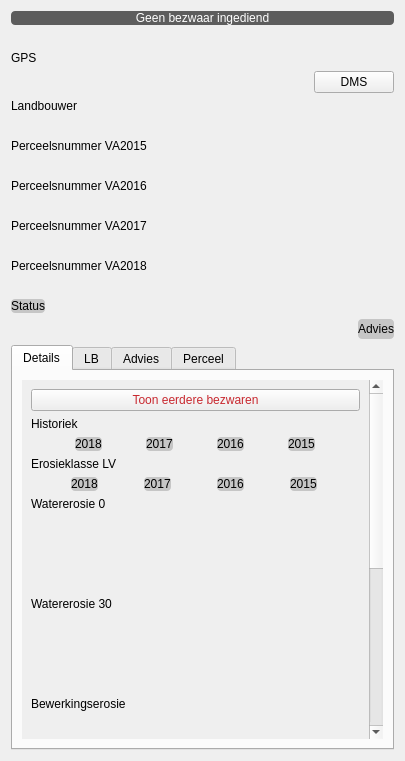
DOV-Vlaanderen/erosiebezwaren, file ui_parcelinfocontentwidget.ui: the form before one commit.
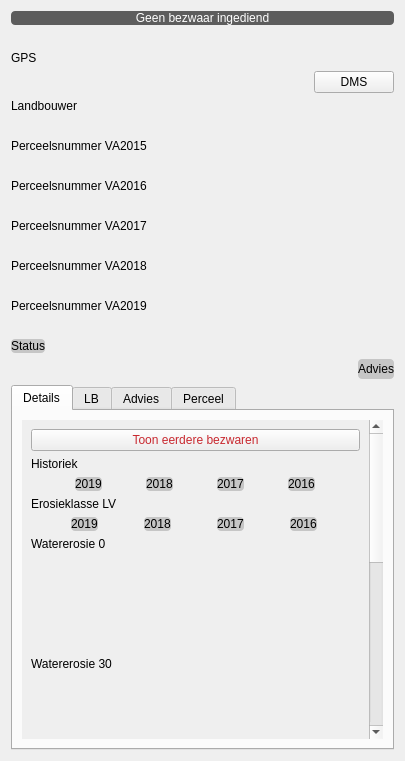
The form after the commit. Custom widgets are drawn as their Qt base class.

Patch:
```diff
--- a/ui_parcelinfocontentwidget.ui
+++ b/ui_parcelinfocontentwidget.ui
@@ -216,6 +216,29 @@
      </property>
     </widget>
    </item>
+   <item>
+    <widget class="QLabel" name="lb_perceelsnr_va2019">
+     <property name="text">
+      <string>Perceelsnummer VA2019</string>
+     </property>
+    </widget>
+   </item>
+   <item>
+    <widget class="QLabel" name="efw2_perceelsnr_va_2019">
+     <property name="styleSheet">
+      <string notr="true">* { font-style: italic; }</string>
+     </property>
+     <property name="text">
+      <string/>
+     </property>
+     <property name="indent">
+      <number>20</number>
+     </property>
+     <property name="buddy">
+      <cstring>lb_perceelsnr_va2019</cstring>
+     </property>
+    </widget>
+   </item>
    <item>
     <widget class="DefaultColorValueLabel" name="efw_advies_behandeld">
      <property name="sizePolicy">
@@ -345,6 +368,25 @@
              <property name="spacing">
               <number>0</number>
              </property>
+             <item>
+              <widget class="SensitivityColorLabel" name="efw_kleur_2019">
+               <property name="sizePolicy">
+                <sizepolicy hsizetype="Maximum" vsizetype="Preferred">
+                 <horstretch>0</horstretch>
+                 <verstretch>0</verstretch>
+                </sizepolicy>
+               </property>
+               <property name="styleSheet">
+                <string notr="true">* { background-color: #C6C6C6; color: black; border-radius: 4px;}</string>
+               </property>
+               <property name="text">
+                <string>2019</string>
+               </property>
+               <property name="margin">
+                <number>4</number>
+               </property>
+              </widget>
+             </item>
              <item>
               <widget class="SensitivityColorLabel" name="efw_kleur_2018">
                <property name="sizePolicy">
@@ -402,25 +444,6 @@
                </property>
               </widget>
              </item>
-             <item>
-              <widget class="SensitivityColorLabel" name="efw_kleur_2015">
-               <property name="sizePolicy">
-                <sizepolicy hsizetype="Maximum" vsizetype="Preferred">
-                 <horstretch>0</horstretch>
-                 <verstretch>0</verstretch>
-                </sizepolicy>
-               </property>
-               <property name="styleSheet">
-                <string notr="true">* { background-color: #C6C6C6; color: black; border-radius: 4px;}</string>
-               </property>
-               <property name="text">
-                <string>2015</string>
-               </property>
-               <property name="margin">
-                <number>4</number>
-               </property>
-              </widget>
-             </item>
             </layout>
            </item>
            <item>
@@ -432,6 +455,25 @@
            </item>
            <item>
             <layout class="QHBoxLayout" name="horizontalLayout_6">
+             <item>
+              <widget class="SensitivityColorLabel" name="efw_erosieklasse_lv_2019">
+               <property name="sizePolicy">
+                <sizepolicy hsizetype="Maximum" vsizetype="Preferred">
+                 <horstretch>0</horstretch>
+                 <verstretch>0</verstretch>
+                </sizepolicy>
+               </property>
+               <property name="styleSheet">
+                <string notr="true">* { background-color: #C6C6C6; color: black; border-radius: 4px;}</string>
+               </property>
+               <property name="text">
+                <string>2019</string>
+               </property>
+               <property name="margin">
+                <number>4</number>
+               </property>
+              </widget>
+             </item>
              <item>
               <widget class="SensitivityColorLabel" name="efw_erosieklasse_lv_2018">
                <property name="sizePolicy">
@@ -489,25 +531,6 @@
                </property>
               </widget>
              </item>
-             <item>
-              <widget class="SensitivityColorLabel" name="efw_erosieklasse_lv_2015">
-               <property name="sizePolicy">
-                <sizepolicy hsizetype="Maximum" vsizetype="Preferred">
-                 <horstretch>0</horstretch>
-                 <verstretch>0</verstretch>
-                </sizepolicy>
-               </property>
-               <property name="styleSheet">
-                <string notr="true">* { background-color: #C6C6C6; color: black; border-radius: 4px;}</string>
-               </property>
-               <property name="text">
-                <string>2015</string>
-               </property>
-               <property name="margin">
-                <number>4</number>
-               </property>
-              </widget>
-             </item>
             </layout>
            </item>
            <item>
@@ -569,6 +592,19 @@
              </property>
             </widget>
            </item>
+           <item>
+            <widget class="ValueLabel" name="efw_watererosie_0_2019">
+             <property name="styleSheet">
+              <string notr="true">* { font-style: italic;}</string>
+             </property>
+             <property name="text">
+              <string/>
+             </property>
+             <property name="indent">
+              <number>20</number>
+             </property>
+            </widget>
+           </item>
            <item>
             <widget class="QLabel" name="lb_watererosie_30">
              <property name="text">
@@ -628,6 +664,19 @@
              </property>
             </widget>
            </item>
+           <item>
+            <widget class="ValueLabel" name="efw_watererosie_30_2019">
+             <property name="styleSheet">
+              <string notr="true">* { font-style: italic;}</string>
+             </property>
+             <property name="text">
+              <string/>
+             </property>
+             <property name="indent">
+              <number>20</number>
+             </property>
+            </widget>
+           </item>
            <item>
             <widget class="QLabel" name="lb_bewerkingserosie">
              <property name="text">
```
